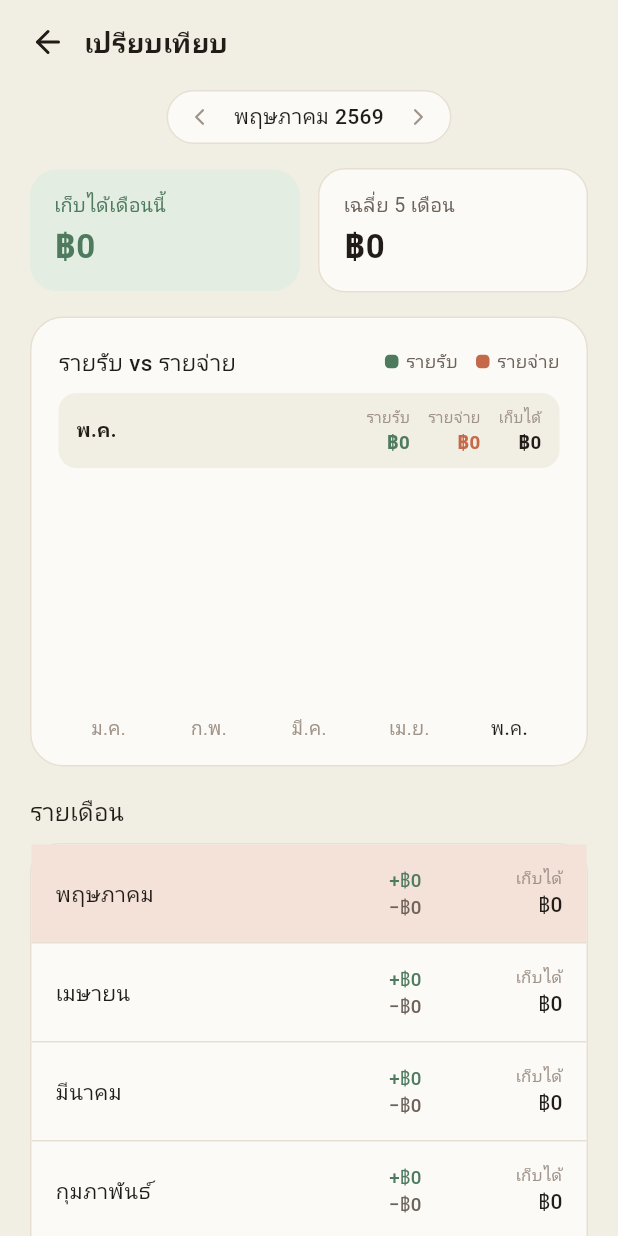
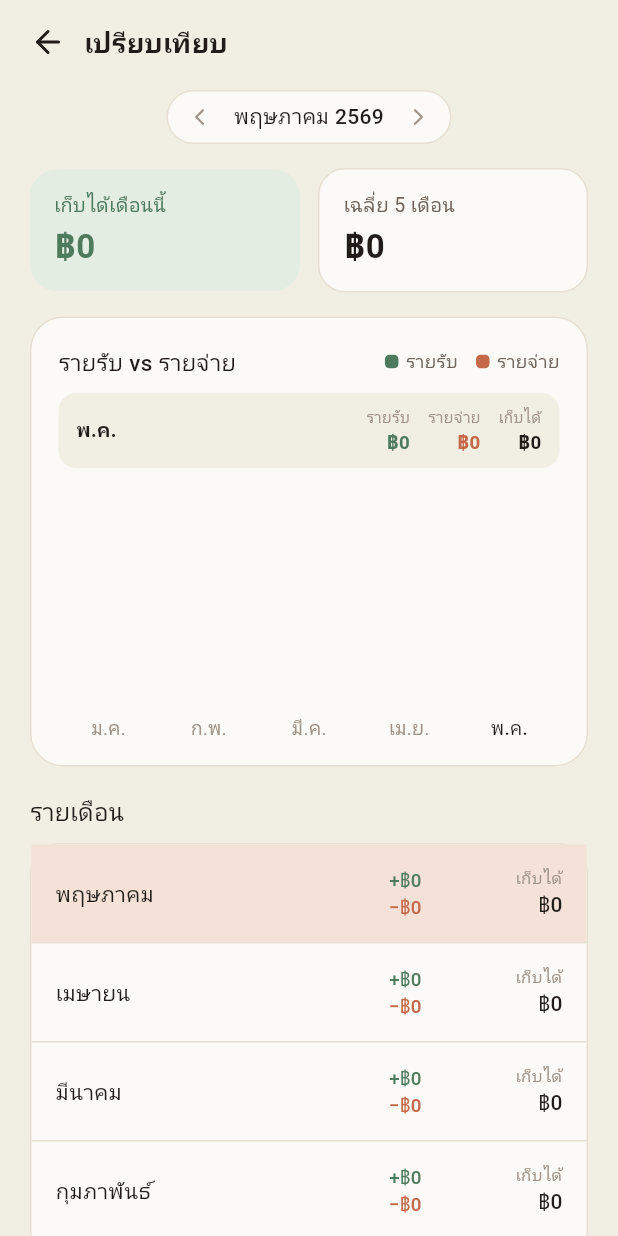
Before and after one commit to AfnanYapu09/-MoneyBun, a Flutter app: the ComparisonScreen screen opened by its route, after a tap on an icon or button, on a phone screen of 412 x 824 dp. Run offline on Flutter 3.47's test engine with Material 3 defaults, Android fonts, the phone set to English and light mode, and no system bars; our stand-ins replace cloud_firestore, drift, drift_flutter, firebase_auth, firebase_core, flutter_riverpod and 6 more; missing offline and left inert: google_mlkit_text_recognition, mobile_scanner, photo_manager; accounts and stored records are empty; generated files the repository leaves out were written again; Roboto replaces fonts that are missing (Ibm Plex Sans Thai, Mitr).

Commit message:
Stats: tappable category/tag breakdown + orange comparison expense
- Tapping a category or tag row in the Stats breakdown opens the all-transactions
  list filtered to just that category/tag (via /transactions?categoryId=… or
  ?tagId=…); the screen title shows the category/tag name.
- Comparison screen: the per-period expense figure is now terracotta (was grey).

Co-Authored-By: Claude Opus 4.8 <noreply@anthropic.com>
Claude-Session: https://claude.ai/code/session_01U5axtKPSG1rvAu1YR8pJuL

```diff
--- a/lib/core/router/app_router.dart
+++ b/lib/core/router/app_router.dart
@@ -66,7 +66,10 @@ GoRouter buildRouter(Ref ref) {
       // Transactions
       GoRoute(
         path: '/transactions',
-        pageBuilder: (c, s) => slidePage(const AllTransactionsScreen()),
+        pageBuilder: (c, s) => slidePage(AllTransactionsScreen(
+          categoryId: s.uri.queryParameters['categoryId'],
+          tagId: s.uri.queryParameters['tagId'],
+        )),
       ),
       GoRoute(
         path: '/search',
--- a/lib/features/stats/presentation/comparison_screen.dart
+++ b/lib/features/stats/presentation/comparison_screen.dart
@@ -393,7 +393,7 @@ class _PeriodRow extends StatelessWidget {
                       size: 12.5, color: context.palette.greenFg)),
               Text('−${Money.compact(agg.expense)}',
                   style: AppTypography.heading(
-                      size: 12.5, color: context.palette.ink2)),
+                      size: 12.5, color: AppColors.terra)),
             ],
           ),
           const SizedBox(width: 16),
```
Also changed, not shown: lib/features/stats/presentation/stats_screen.dart (+10 -0 lines), lib/features/transactions/presentation/all_transactions_screen.dart (+29 -3 lines).
